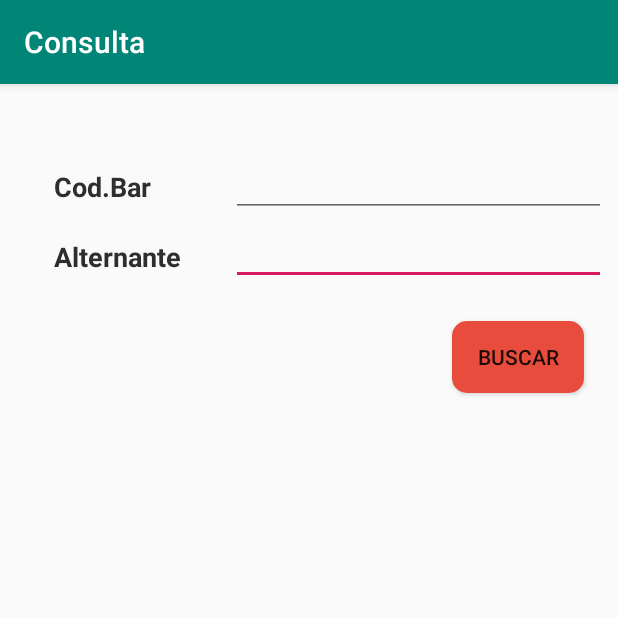
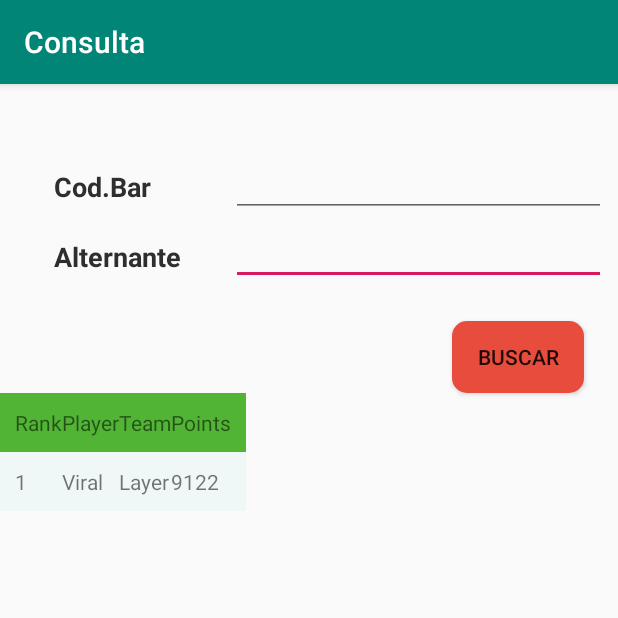
Before and after one commit to Odair-ODR/SystemGestion-Android, an Android app: the ConsultaItemsVenta screen opened directly, with no data from a screen before it, on a phone screen of 412 x 824 dp, the top half of it. Run offline under Robolectric (Android 15) with nearby library versions, the phone set to English and light mode, and no system bars.

Commit message:
subiendo cambios, antes de pasar a androidx

```diff
--- a/app/src/main/java/com/example/website/consulta/ConsultaItemsVenta.kt
+++ b/app/src/main/java/com/example/website/consulta/ConsultaItemsVenta.kt
@@ -2,10 +2,31 @@ package com.example.website.consulta
 
 import android.support.v7.app.AppCompatActivity
 import android.os.Bundle
+import android.widget.EditText
+import android.widget.TableLayout
+import com.example.website.consulta.Helpers.InitEventsControls
 
-class ConsultaItemsVenta : AppCompatActivity() {
+class ConsultaItemsVenta : AppCompatActivity(),  InitEventsControls{
+
+    private lateinit var tlArticulos: TableLayout
+    private lateinit var txtCodbar: EditText
+    private lateinit var txtAlternante: EditText
+
     override fun onCreate(savedInstanceState: Bundle?) {
         super.onCreate(savedInstanceState)
         setContentView(R.layout.activity_consulta_items_venta)
+
+        InitializeComponents()
+        InitializeEvents()
+    }
+
+    override fun InitializeComponents() {
+        tlArticulos = findViewById(R.id.tlArticulos)
+        txtCodbar = findViewById(R.id.txtCodBar)
+        txtAlternante = findViewById(R.id.txtAlternante)
+    }
+
+    override fun InitializeEvents() {
+
     }
 }
--- a/app/src/main/res/layout/activity_consulta_items_venta.xml
+++ b/app/src/main/res/layout/activity_consulta_items_venta.xml
@@ -17,41 +17,41 @@
         android:textColor="@color/colorBlack"
         android:textSize="18sp"
         android:textStyle="bold"
-        app:layout_constraintBottom_toBottomOf="@+id/editTextTextPersonName"
-        app:layout_constraintEnd_toStartOf="@+id/editTextTextPersonName"
+        app:layout_constraintBottom_toBottomOf="@+id/txtCodbar"
+        app:layout_constraintEnd_toStartOf="@+id/txtCodbar"
         app:layout_constraintStart_toStartOf="parent"
         app:layout_constraintTop_toTopOf="parent" />
 
     <EditText
-        android:id="@+id/editTextTextPersonName2"
+        android:id="@+id/txtAlternante"
         android:layout_width="250dp"
         android:layout_height="wrap_content"
         android:layout_marginEnd="8dp"
         android:layout_marginRight="8dp"
         android:ems="10"
+        android:focusable="true"
         android:inputType="text"
         android:text=""
-        android:focusable="true"
         app:layout_constraintEnd_toEndOf="parent"
-        app:layout_constraintTop_toBottomOf="@+id/editTextTextPersonName" />
+        app:layout_constraintTop_toBottomOf="@+id/txtCodbar" />
 
     <EditText
-        android:id="@+id/editTextTextPersonName"
+        android:id="@+id/txtCodbar"
         android:layout_width="250dp"
         android:layout_height="wrap_content"
         android:layout_marginEnd="8dp"
         android:layout_marginRight="8dp"
         android:ems="10"
+        android:focusable="true"
         android:inputType="text"
         android:text=""
-        android:focusable="true"
         app:layout_constraintBottom_toBottomOf="parent"
         app:layout_constraintEnd_toEndOf="parent"
         app:layout_constraintTop_toTopOf="parent"
         app:layout_constraintVertical_bias="0.060000002" />
 
     <Button
-        android:id="@+id/button2"
+        android:id="@+id/btnBuscar"
         android:layout_width="wrap_content"
         android:layout_height="wrap_content"
         android:layout_marginTop="24dp"
@@ -60,7 +60,7 @@
         app:layout_constraintEnd_toEndOf="parent"
         app:layout_constraintHorizontal_bias="0.93"
         app:layout_constraintStart_toStartOf="parent"
-        app:layout_constraintTop_toBottomOf="@+id/editTextTextPersonName2" />
+        app:layout_constraintTop_toBottomOf="@+id/txtAlternante" />
 
     <TextView
         android:id="@+id/textView12"
@@ -72,19 +72,89 @@
         android:textColor="@color/colorBlack"
         android:textSize="18sp"
         android:textStyle="bold"
-        app:layout_constraintBottom_toBottomOf="@+id/editTextTextPersonName2"
-        app:layout_constraintEnd_toStartOf="@+id/editTextTextPersonName2"
+        app:layout_constraintBottom_toBottomOf="@+id/txtAlternante"
+        app:layout_constraintEnd_toStartOf="@+id/txtAlternante"
         app:layout_constraintStart_toStartOf="parent"
         app:layout_constraintTop_toBottomOf="@+id/textView11"
         app:layout_constraintVertical_bias="0.764" />
 
-    <ListView
-        android:id="@+id/lvArticulos"
+    <ScrollView
         android:layout_width="match_parent"
-        android:layout_height="550dp"
+        android:layout_height="0dp"
         app:layout_constraintBottom_toBottomOf="parent"
         app:layout_constraintEnd_toEndOf="parent"
         app:layout_constraintStart_toStartOf="parent"
-        app:layout_constraintTop_toBottomOf="@+id/button2" />
+        app:layout_constraintTop_toBottomOf="@+id/btnBuscar">
+
+        <HorizontalScrollView
+            android:layout_width="match_parent"
+            android:layout_height="match_parent">
+
+            <TableLayout
+                android:id="@+id/tlArticulos"
+                android:layout_width="match_parent"
+                android:layout_height="match_parent"
+                android:layout_marginTop="0dp">
+
+                <TableRow
+                    android:background="#51B435"
+                    android:padding="10dp">
+
+                    <TextView
+                        android:layout_width="wrap_content"
+                        android:layout_height="wrap_content"
+                        android:layout_weight="1"
+                        android:text="Rank" />
+
+                    <TextView
+                        android:layout_width="wrap_content"
+                        android:layout_height="wrap_content"
+                        android:layout_weight="1"
+                        android:text="Player" />
+
+                    <TextView
+                        android:layout_width="wrap_content"
+                        android:layout_height="wrap_content"
+                        android:layout_weight="1"
+                        android:text="Team" />
+
+                    <TextView
+                        android:layout_width="wrap_content"
+                        android:layout_height="wrap_content"
+                        android:layout_weight="1"
+                        android:text="Points" />
+                </TableRow>
+
+                <TableRow
+                    android:background="#F0F7F7"
+                    android:padding="10dp">
+
+                    <TextView
+                        android:layout_width="wrap_content"
+                        android:layout_height="wrap_content"
+                        android:layout_weight="1"
+                        android:text="1" />
+
+                    <TextView
+                        android:layout_width="wrap_content"
+                        android:layout_height="wrap_content"
+                        android:layout_weight="1"
+                        android:text="Viral" />
+
+                    <TextView
+                        android:layout_width="wrap_content"
+                        android:layout_height="wrap_content"
+                        android:layout_weight="1"
+                        android:text="Layer" />
+
+                    <TextView
+                        android:layout_width="wrap_content"
+                        android:layout_height="wrap_content"
+                        android:layout_weight="1"
+                        android:text="9122" />
+                </TableRow>
+            </TableLayout>
+        </HorizontalScrollView>
+    </ScrollView>
 
 </android.support.constraint.ConstraintLayout>
```
